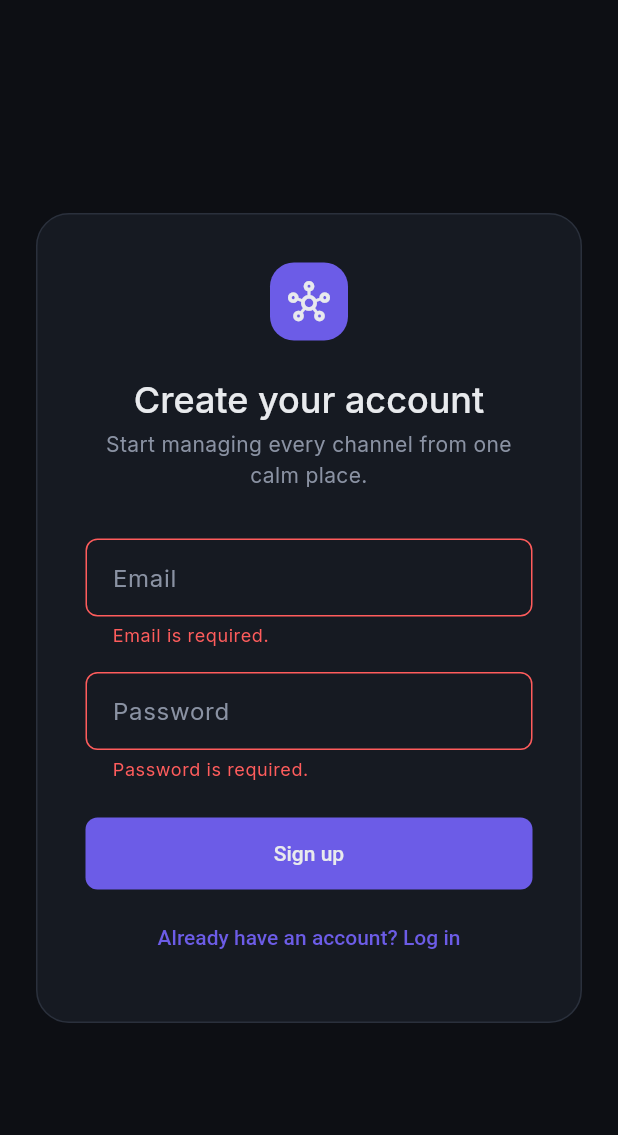
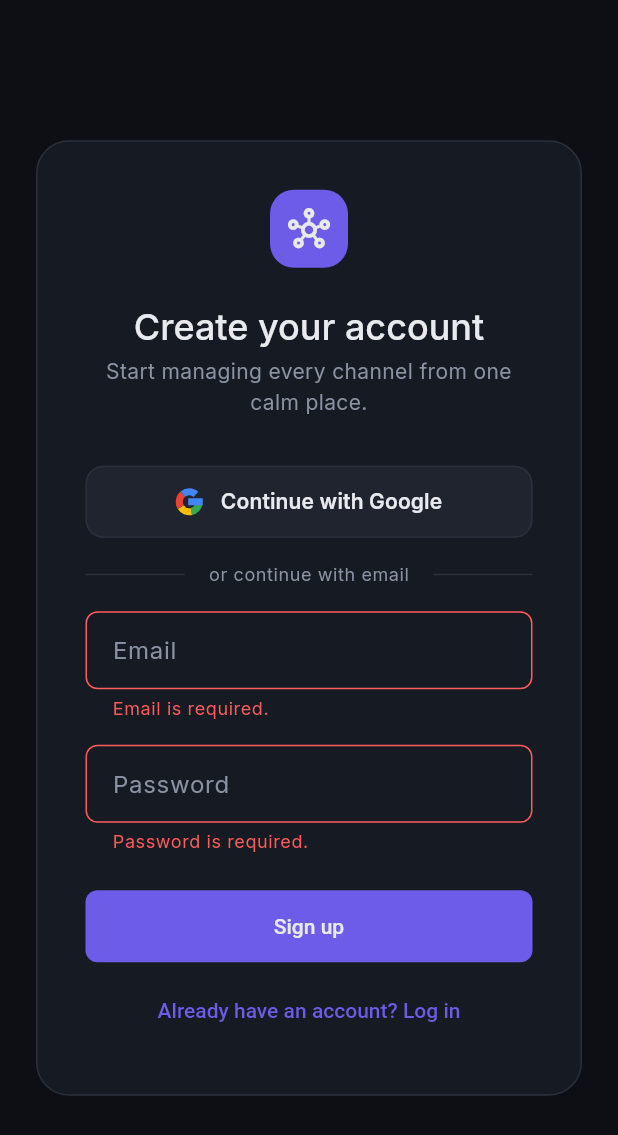
Before and after one commit to yashhhpatel/socialhub-, a Flutter app: the RegisterScreen screen opened by its route, after a tap on "Sign up", on a phone screen of 412 x 824 dp. Shown: the top 1135 px of the screen. Run offline on Flutter 3.47's test engine with Material 3 defaults, Android fonts, the phone set to English and light mode, and no system bars; our stand-ins replace dio, flutter_riverpod, go_router, qr_flutter; missing offline and left inert: dart:html.

Commit message:
feat(auth): "Continue with Google" UI + client flow
STEP 3 (UI) + the frontend half of the Google flow.

- GoogleSignInButton: full-width dark-surface button with a hand-drawn
  four-colour Google "G" (no asset/package), matching the app radius and
  border. Label flexes/ellipsizes so it never overflows the 420px auth card.
- AuthDivider: "or continue with email" separator.
- Both login and register now show the Google button ABOVE the email field,
  then the divider, then the existing email/password form (unchanged).
- Clicking hands off to the backend: redirectToExternal to
  {apiBaseUrl}/auth/google/start (whole-tab redirect; browser never handles
  Google tokens).
- New /auth/google callback screen reads the single-use handoff ticket from
  the redirect URL and swaps it (AuthController.loginWithGoogleTicket ->
  AuthRepository.exchangeGoogleTicket -> POST /auth/google/exchange) for the
  normal session, then routes on; failures bounce to /login?error=google,
  which the login screen surfaces as a friendly banner.
- AuthRepository (+ Api/Mock impls and test fakes) gain exchangeGoogleTicket.
- Tests: Google button/divider present on both screens, org field gone,
  error banner on ?error=google.

Co-Authored-By: Claude Opus 4.8 <noreply@anthropic.com>

```diff
--- a/frontend/lib/core/router/app_router.dart
+++ b/frontend/lib/core/router/app_router.dart
@@ -4,6 +4,7 @@ import 'package:go_router/go_router.dart';
 import '../../features/ai_suite/presentation/screens/ai_assistant_screen.dart';
 import '../../features/analytics/presentation/screens/analytics_screen.dart';
 import '../../features/auth/presentation/screens/forgot_password_screen.dart';
+import '../../features/auth/presentation/screens/google_callback_screen.dart';
 import '../../features/auth/presentation/screens/login_screen.dart';
 import '../../features/auth/presentation/screens/mfa_challenge_screen.dart';
 import '../../features/auth/presentation/screens/register_screen.dart';
@@ -96,6 +97,16 @@ final appRouterProvider = Provider<GoRouter>((ref) {
         path: '/forgot-password',
         name: 'forgot-password',
         builder: (context, state) => const ForgotPasswordScreen(),
+      ),
+      // Landing point for the Google sign-in redirect. Standalone (outside the
+      // shell, like /login) and not in navDestinations, so it's reachable while
+      // logged out; it reads the single-use handoff ticket from the URL and
+      // exchanges it for a session, then routes the user on.
+      GoRoute(
+        path: '/auth/google',
+        name: 'auth-google',
+        builder: (context, state) =>
+            GoogleCallbackScreen(ticket: state.uri.queryParameters['ticket']),
       ),
       // Second step of an MFA login (Phase 17.3). Standalone auth screen; the
       // challenge token lives in AuthController state, so a direct visit with
--- a/frontend/lib/features/auth/domain/repositories/auth_repository.dart
+++ b/frontend/lib/features/auth/domain/repositories/auth_repository.dart
@@ -25,6 +25,11 @@ abstract class AuthRepository {
     required String password,
   });
 
+  /// Exchanges the single-use handoff ticket from a server-verified Google
+  /// sign-in (delivered to the SPA in the redirect URL) for a real session —
+  /// the same [AuthResult] every other login path returns.
+  Future<AuthResult> exchangeGoogleTicket(String ticket);
+
   /// Second step of an MFA login (Phase 17.3): exchange the challenge token
   /// from a login's [AuthResult.mfaRequired] plus a TOTP/recovery code for a
   /// real session.
--- a/frontend/lib/features/auth/presentation/screens/login_screen.dart
+++ b/frontend/lib/features/auth/presentation/screens/login_screen.dart
@@ -2,13 +2,17 @@ import 'package:flutter/material.dart';
 import 'package:flutter_riverpod/flutter_riverpod.dart';
 import 'package:go_router/go_router.dart';
 
+import '../../../../core/network/api_client.dart';
+import '../../../../core/platform/external_redirect.dart';
 import '../../../../core/theme/tokens/spacing_tokens.dart';
 import '../state/auth_controller.dart';
 import '../state/auth_state.dart';
+import '../widgets/auth_divider.dart';
 import '../widgets/auth_error_banner.dart';
 import '../widgets/auth_scaffold.dart';
 import '../widgets/auth_submit_button.dart';
 import '../widgets/auth_text_field.dart';
+import '../widgets/google_sign_in_button.dart';
 
 class LoginScreen extends ConsumerStatefulWidget {
   const LoginScreen({super.key});
@@ -55,6 +59,13 @@ class _LoginScreenState extends ConsumerState<LoginScreen> {
         );
   }
 
+  // Hand off to the backend's server-side Google flow (see GoogleAuthService):
+  // navigates the whole tab to /auth/google/start; the browser never handles
+  // Google's tokens.
+  void _continueWithGoogle() {
+    redirectToExternal('$apiBaseUrl/auth/google/start');
+  }
+
   @override
   Widget build(BuildContext context) {
     // When the password step reports MFA is required, move to the second-factor
@@ -68,6 +79,10 @@ class _LoginScreenState extends ConsumerState<LoginScreen> {
     final authState = ref.watch(authControllerProvider);
     final isLoading = authState.status == AuthStatus.loading;
 
+    // A failed/cancelled Google sign-in bounces back here with ?error=google.
+    final googleFailed =
+        GoRouterState.of(context).uri.queryParameters['error'] == 'google';
+
     return AuthScaffold(
       title: 'Welcome back',
       subtitle: 'Log in to your SocialHub workspace.',
@@ -78,7 +93,17 @@ class _LoginScreenState extends ConsumerState<LoginScreen> {
           crossAxisAlignment: CrossAxisAlignment.stretch,
           children: [
             if (authState.status == AuthStatus.error)
-              AuthErrorBanner(message: authState.errorMessage!),
+              AuthErrorBanner(message: authState.errorMessage!)
+            else if (googleFailed)
+              const AuthErrorBanner(
+                message: "Google sign-in didn't complete. Please try again.",
+              ),
+            GoogleSignInButton(
+              onPressed: isLoading ? null : _continueWithGoogle,
+            ),
+            const SizedBox(height: SpacingTokens.md),
+            const AuthDivider(label: 'or continue with email'),
+            const SizedBox(height: SpacingTokens.md),
             AuthTextField(
               controller: _emailController,
               label: 'Email',
--- a/frontend/lib/features/auth/presentation/screens/register_screen.dart
+++ b/frontend/lib/features/auth/presentation/screens/register_screen.dart
@@ -2,13 +2,17 @@ import 'package:flutter/material.dart';
 import 'package:flutter_riverpod/flutter_riverpod.dart';
 import 'package:go_router/go_router.dart';
 
+import '../../../../core/network/api_client.dart';
+import '../../../../core/platform/external_redirect.dart';
 import '../../../../core/theme/tokens/spacing_tokens.dart';
 import '../state/auth_controller.dart';
 import '../state/auth_state.dart';
+import '../widgets/auth_divider.dart';
 import '../widgets/auth_error_banner.dart';
 import '../widgets/auth_scaffold.dart';
 import '../widgets/auth_submit_button.dart';
 import '../widgets/auth_text_field.dart';
+import '../widgets/google_sign_in_button.dart';
 
 class RegisterScreen extends ConsumerStatefulWidget {
   const RegisterScreen({super.key});
@@ -63,6 +67,13 @@ class _RegisterScreenState extends ConsumerState<RegisterScreen> {
         );
   }
 
+  // Hand off to the backend's server-side Google flow: this navigates the whole
+  // tab to /auth/google/start, which redirects to Google and back. The browser
+  // never handles Google's tokens (see GoogleAuthService).
+  void _continueWithGoogle() {
+    redirectToExternal('$apiBaseUrl/auth/google/start');
+  }
+
   @override
   Widget build(BuildContext context) {
     final authState = ref.watch(authControllerProvider);
@@ -79,6 +90,12 @@ class _RegisterScreenState extends ConsumerState<RegisterScreen> {
           children: [
             if (authState.status == AuthStatus.error)
               AuthErrorBanner(message: authState.errorMessage!),
+            GoogleSignInButton(
+              onPressed: isLoading ? null : _continueWithGoogle,
+            ),
+            const SizedBox(height: SpacingTokens.md),
+            const AuthDivider(label: 'or continue with email'),
+            const SizedBox(height: SpacingTokens.md),
             AuthTextField(
               controller: _emailController,
               label: 'Email',
--- /dev/null
+++ b/frontend/lib/features/auth/presentation/widgets/auth_divider.dart
@@ -0,0 +1,31 @@
+import 'package:flutter/material.dart';
+
+import '../../../../core/theme/tokens/spacing_tokens.dart';
+
+/// A labelled divider ("or continue with email") separating the Google button
+/// from the email/password form on both auth screens.
+class AuthDivider extends StatelessWidget {
+  const AuthDivider({super.key, required this.label});
+
+  final String label;
+
+  @override
+  Widget build(BuildContext context) {
+    final theme = Theme.of(context);
+    return Row(
+      children: [
+        const Expanded(child: Divider()),
+        Padding(
+          padding: const EdgeInsets.symmetric(horizontal: SpacingTokens.md),
+          child: Text(
+            label,
+            style: theme.textTheme.bodySmall?.copyWith(
+              color: theme.colorScheme.onSurfaceVariant,
+            ),
+          ),
+        ),
+        const Expanded(child: Divider()),
+      ],
+    );
+  }
+}
--- /dev/null
+++ b/frontend/lib/features/auth/presentation/widgets/google_sign_in_button.dart
@@ -0,0 +1,114 @@
+import 'dart:math' as math;
+
+import 'package:flutter/material.dart';
+
+import '../../../../core/theme/app_colors.dart';
+import '../../../../core/theme/tokens/spacing_tokens.dart';
+
+/// Full-width "Continue with Google" button on a dark surface, with the
+/// four-colour Google mark on the left. Styled to sit above the email field on
+/// both auth screens; matches the app's radius and violet focus treatment.
+class GoogleSignInButton extends StatelessWidget {
+  const GoogleSignInButton({
+    super.key,
+    required this.onPressed,
+    this.label = 'Continue with Google',
+  });
+
+  final VoidCallback? onPressed;
+  final String label;
+
+  @override
+  Widget build(BuildContext context) {
+    final theme = Theme.of(context);
+    return SizedBox(
+      width: double.infinity,
+      height: 48,
+      child: OutlinedButton(
+        onPressed: onPressed,
+        style: OutlinedButton.styleFrom(
+          backgroundColor: AppColors.surfaceRaised,
+          foregroundColor: theme.colorScheme.onSurface,
+          side: const BorderSide(color: AppColors.border),
+          padding: const EdgeInsets.symmetric(horizontal: SpacingTokens.md),
+          shape: RoundedRectangleBorder(
+            borderRadius: BorderRadius.circular(12),
+          ),
+        ),
+        child: Row(
+          mainAxisAlignment: MainAxisAlignment.center,
+          children: [
+            const _GoogleGLogo(size: 18),
+            const SizedBox(width: 12),
+            Flexible(
+              child: Text(
+                label,
+                overflow: TextOverflow.ellipsis,
+                style: theme.textTheme.labelLarge?.copyWith(
+                  color: theme.colorScheme.onSurface,
+                  fontWeight: FontWeight.w600,
+                ),
+              ),
+            ),
+          ],
+        ),
+      ),
+    );
+  }
+}
+
+/// The four-colour Google "G", drawn so it needs no asset or extra package.
+class _GoogleGLogo extends StatelessWidget {
+  const _GoogleGLogo({required this.size});
+
+  final double size;
+
+  @override
+  Widget build(BuildContext context) {
+    return CustomPaint(size: Size.square(size), painter: _GoogleGPainter());
+  }
+}
+
+class _GoogleGPainter extends CustomPainter {
+  static const _blue = Color(0xFF4285F4);
+  static const _red = Color(0xFFEA4335);
+  static const _yellow = Color(0xFFFBBC05);
+  static const _green = Color(0xFF34A853);
+
+  double _rad(double deg) => deg * math.pi / 180.0;
+
+  @override
+  void paint(Canvas canvas, Size size) {
+    final stroke = size.width * 0.26;
+    final rect = Rect.fromLTWH(0, 0, size.width, size.height)
+        .deflate(stroke / 2);
+    final center = Offset(size.width / 2, size.height / 2);
+
+    final arc = Paint()
+      ..style = PaintingStyle.stroke
+      ..strokeWidth = stroke
+      ..strokeCap = StrokeCap.butt;
+
+    // Canvas angles: 0deg = east, positive = clockwise (y is down). Walking
+    // clockwise from just below east: green (bottom) -> yellow (left) ->
+    // red (top) -> blue (top-right), leaving a gap on the right for the bar.
+    canvas.drawArc(rect, _rad(12), _rad(66), false, arc..color = _green);
+    canvas.drawArc(rect, _rad(78), _rad(70), false, arc..color = _yellow);
+    canvas.drawArc(rect, _rad(148), _rad(82), false, arc..color = _red);
+    canvas.drawArc(rect, _rad(230), _rad(82), false, arc..color = _blue);
+
+    // The blue crossbar: from the centre out to the right edge, at the
+    // vertical midline — the defining stroke of the Google G.
+    final barTop = center.dy - stroke / 2;
+    final bar = Rect.fromLTRB(
+      center.dx - stroke * 0.15,
+      barTop,
+      size.width,
+      barTop + stroke,
+    );
+    canvas.drawRect(bar, Paint()..color = _blue);
+  }
+
+  @override
+  bool shouldRepaint(covariant _GoogleGPainter oldDelegate) => false;
+}
```
Also changed, not shown: frontend/lib/features/auth/data/repositories/api_auth_repository.dart (+13 -0 lines), frontend/lib/features/auth/data/repositories/mock_auth_repository.dart (+10 -0 lines), frontend/lib/features/auth/presentation/screens/google_callback_screen.dart (added, +63 -0 lines), frontend/lib/features/auth/presentation/state/auth_controller.dart (+18 -0 lines), 3 other files.
